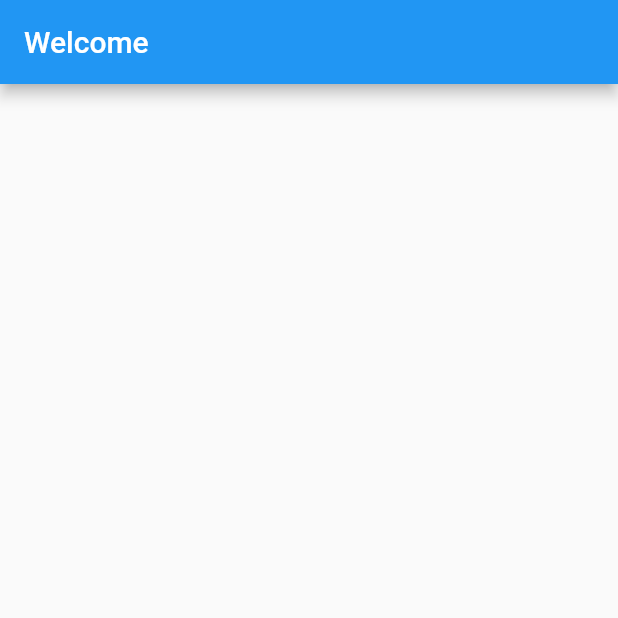
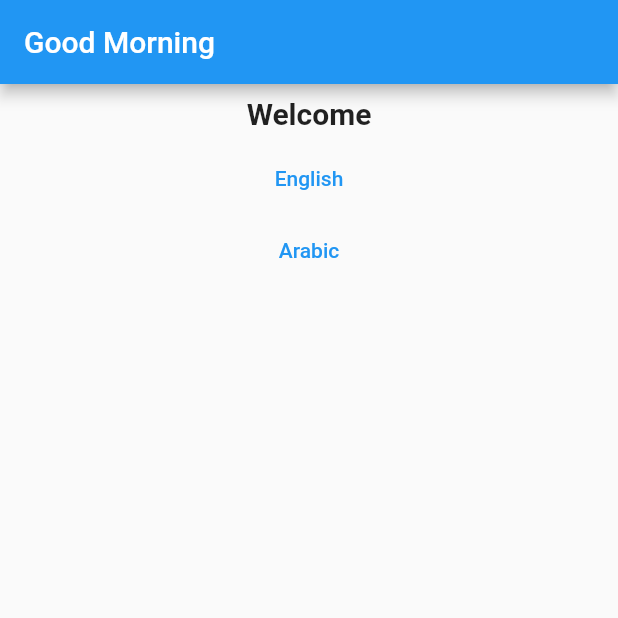
Before and after one commit to jinosh05/Flutter_localisation_Bloc, a Flutter app: the screen it shows after launch, on a phone screen of 412 x 824 dp, the top half of it. Run offline on Flutter 3.47's test engine with Material 2 defaults, Android fonts, the phone set to English and light mode, and no system bars; our stand-ins replace bloc, flutter_bloc.

Commit message:
Final Corrections and improvement

```diff
--- a/lib/blocs/bloc/language_bloc.dart
+++ b/lib/blocs/bloc/language_bloc.dart
@@ -9,11 +9,11 @@ part 'language_event.dart';
 part 'language_state.dart';
 
 class LanguageBloc extends Bloc<LanguageEvent, LanguageState> {
-  LanguageBloc() : super(LanguageLoaded(Locale(Languages.languages[0].code)));
+  LanguageBloc() : super(LanguageLoaded(Locale(Languages.languages[0].code))) {
+    on<ToggleLanguageEvent>(_toggleLanguage);
+  }
 
-  Stream<LanguageState> mapEventToState(LanguageEvent event) async* {
-    if (event is ToggleLanguageEvent) {
-      yield LanguageLoaded(Locale(event.language.code));
-    }
+  _toggleLanguage(ToggleLanguageEvent event, Emitter<LanguageState> emit) {
+    emit(LanguageLoaded(Locale(event.language.code)));
   }
 }
--- a/lib/blocs/bloc/language_state.dart
+++ b/lib/blocs/bloc/language_state.dart
@@ -2,11 +2,10 @@ part of 'language_bloc.dart';
 
 @immutable
 abstract class LanguageState {
-  const LanguageState();
+  final Locale locale;
+  const LanguageState(this.locale);
 }
 
 class LanguageLoaded extends LanguageState {
-  final Locale locale;
-
-  const LanguageLoaded(this.locale);
+  const LanguageLoaded(super.locale);
 }
--- a/lib/main.dart
+++ b/lib/main.dart
@@ -1,7 +1,11 @@
 import 'package:flutter/material.dart';
+import 'package:flutter_bloc/flutter_bloc.dart';
 import 'package:flutter_localizations/flutter_localizations.dart';
 import 'package:localization_example/screens/home_screen.dart';
 import 'package:localization_example/utils/localizations.dart';
+// import 'package:localization_example/utils/Localization/app_localizations_delegate.dart';
+
+import 'blocs/bloc/language_bloc.dart';
 
 void main(List<String> args) {
   WidgetsFlutterBinding.ensureInitialized();
@@ -18,6 +22,17 @@ class MyApp extends StatefulWidget {
 class _MyAppState extends State<MyApp> {
   @override
   Widget build(BuildContext context) {
+    return MultiBlocProvider(
+      providers: [
+        BlocProvider(
+          create: (context) => LanguageBloc(),
+        )
+      ],
+      // create: (context) => LanguageBloc(),
+      child: BlocBuilder<LanguageBloc, LanguageState>(
+        buildWhen: (previousState, currentState) =>
+            previousState != currentState,
+        builder: (_, state) {
           return MaterialApp(
             localizationsDelegates: const [
               AppLocalizationsDelegate(),
@@ -36,7 +51,11 @@ class _MyAppState extends State<MyApp> {
               }
               return supportedLocales.first;
             },
+            locale: state.locale,
             home: const HomeScreen(),
+          );
+        },
+      ),
     );
   }
 }
--- a/lib/screens/home_screen.dart
+++ b/lib/screens/home_screen.dart
@@ -1,7 +1,9 @@
 import 'package:flutter/material.dart';
-
+import 'package:flutter_bloc/flutter_bloc.dart';
+import 'package:localization_example/utils/localizations.dart';
+import '../blocs/bloc/language_bloc.dart';
+import '../models/language_model.dart';
 import '../models/locale_model.dart';
-import '../utils/localizations.dart';
 
 class HomeScreen extends StatefulWidget {
   const HomeScreen({Key? key}) : super(key: key);
@@ -13,10 +15,48 @@ class HomeScreen extends StatefulWidget {
 class _HomeScreenState extends State<HomeScreen> {
   @override
   Widget build(BuildContext context) {
-    LocaleModel st = AppLocalizations.instance.value();
+    LocaleModel st = AppLocalizations.of(context)!.value();
     return Scaffold(
       appBar: AppBar(
-        title: Text(st.welcome ?? ""),
+        title: Text(
+          //AppLocalizations.of(context)!.text('welcome')
+          st.goodMorning ?? "",
+        ),
+      ),
+      body: Column(
+        children: [
+          Padding(
+            padding: const EdgeInsets.all(8.0),
+            child: Text(
+              AppLocalizations.of(context)!.text('welcome'),
+              style: const TextStyle(
+                fontWeight: FontWeight.w600,
+                fontSize: 20,
+              ),
+            ),
+          ),
+          ListView.builder(
+            itemCount: Languages.languages.length,
+            shrinkWrap: true,
+            itemBuilder: (BuildContext context, int index) {
+              return BlocBuilder<LanguageBloc, LanguageState>(
+                builder: (context1, state) {
+                  return TextButton(
+                      onPressed: () {
+                        context.read<LanguageBloc>().add(
+                            ToggleLanguageEvent(Languages.languages[index]));
+                        debugPrint(context
+                            .read<LanguageBloc>()
+                            .state
+                            .locale
+                            .languageCode);
+                      },
+                      child: Text(Languages.languages[index].value));
+                },
+              );
+            },
+          ),
+        ],
       ),
     );
   }
--- a/lib/utils/localizations.dart
+++ b/lib/utils/localizations.dart
@@ -7,11 +7,16 @@ import '../models/language_model.dart';
 import '../models/locale_model.dart';
 
 class AppLocalizations {
-  AppLocalizations._init();
+  final Locale locale;
 
-  static final AppLocalizations _instance = AppLocalizations._init();
+  AppLocalizations(this.locale);
 
-  static AppLocalizations get instance => _instance;
+  static AppLocalizations? of(BuildContext context) {
+    return Localizations.of<AppLocalizations>(context, AppLocalizations);
+  }
+
+  static const LocalizationsDelegate<AppLocalizations> delegate =
+      AppLocalizationsDelegate();
 
   Map<dynamic, dynamic>? _localizedValues;
   String jsonContent = '';
@@ -20,6 +25,7 @@ class AppLocalizations {
     jsonContent = await rootBundle
         .loadString("assets/locale/localization_${locale.languageCode}.json");
     _localizedValues = jsonDecode(jsonContent);
+
     return this;
   }
 
@@ -35,7 +41,7 @@ class AppLocalizations {
 class AppLocalizationsDelegate extends LocalizationsDelegate<AppLocalizations> {
   const AppLocalizationsDelegate();
 
-  static const List<String> languages = ['en', 'ar'];
+  // static const List<String> languages = ['en', 'ar'];
   @override
   bool isSupported(Locale locale) => Languages.languages
       .map((e) => e.code)
@@ -43,11 +49,12 @@ class AppLocalizationsDelegate extends LocalizationsDelegate<AppLocalizations> {
       .contains(locale.languageCode);
 
   @override
-  Future<AppLocalizations> load(Locale locale) {
-    return AppLocalizations.instance.load(locale);
+  Future<AppLocalizations> load(Locale locale) async {
+    AppLocalizations appLocalizations = AppLocalizations(locale);
+    await appLocalizations.load(locale);
+    return appLocalizations;
   }
 
   @override
-  bool shouldReload(covariant LocalizationsDelegate<AppLocalizations> old) =>
-      true;
+  bool shouldReload(LocalizationsDelegate<AppLocalizations> old) => true;
 }
```
Also changed, not shown: lib/blocs/bloc/language_event.dart (line endings or trailing spaces), lib/models/language_model.dart (line endings or trailing spaces), lib/models/locale_model.dart (line endings or trailing spaces). Lines whose indentation alone changed are shown as unchanged.
